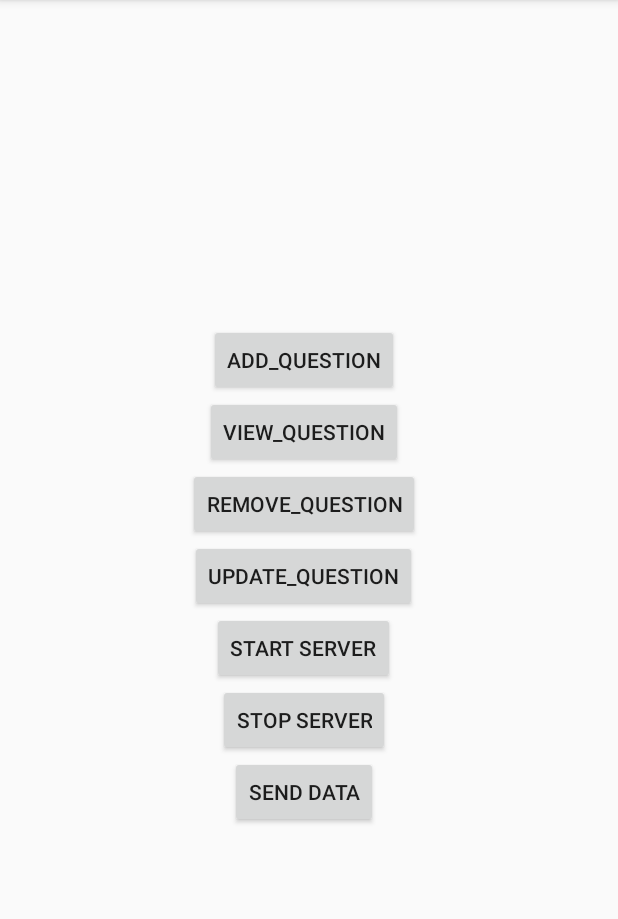
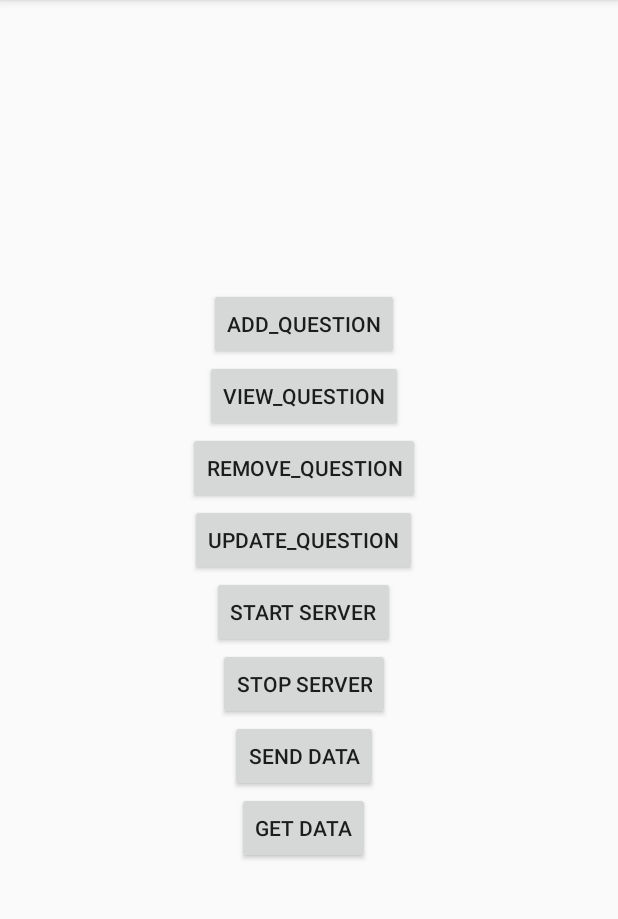
Before and after one commit to smacrito/cs339, an Android app: the screen it shows after launch (MainActivity), after a tap on "SEND DATA", on a phone screen of 412 x 824 dp, the part 84-1003 px from its top. Run offline under Robolectric (Android 15) with nearby library versions, the phone set to English and light mode, and no system bars; our stand-ins replace Room's generated code; network calls fail.

Commit message:
added buttons for send and get

```diff
--- a/RoomDatabase/app/src/main/java/com/example/roomdatabase/HomeFragment.java
+++ b/RoomDatabase/app/src/main/java/com/example/roomdatabase/HomeFragment.java
@@ -16,7 +16,7 @@ import android.widget.Button;
  */
 public class HomeFragment extends Fragment implements View.OnClickListener{
 
-    private Button addQuestionButton, viewQuestionButton, startServerButton, sendDataButton;
+    private Button addQuestionButton, viewQuestionButton, startServerButton, sendDataButton, getDataButton;
     UDP_Server udp = new UDP_Server();
     UDP_Client udpClient = new UDP_Client();
 
@@ -36,12 +36,14 @@ public class HomeFragment extends Fragment implements View.OnClickListener{
         viewQuestionButton = view.findViewById(R.id.view_question_button);
         startServerButton = view.findViewById(R.id.start_server_button);
         sendDataButton = view.findViewById(R.id.send_data_button);
+        getDataButton = view.findViewById(R.id.get_data_button);
 
         //register listener for buttons
         addQuestionButton.setOnClickListener(this);
         viewQuestionButton.setOnClickListener(this);
         startServerButton.setOnClickListener(this);
         sendDataButton.setOnClickListener(this);
+        getDataButton.setOnClickListener(this);
 
         return view;
     }
@@ -81,7 +83,16 @@ public class HomeFragment extends Fragment implements View.OnClickListener{
             case R.id.send_data_button:
                 try{
                     System.out.println("send_data_button clicked");
-                    System.out.println(udpClient.client_helloworld());
+                    udpClient.clientSend();
+                }
+                catch(Exception E){
+                    System.out.println(E);
+                }
+
+            case R.id.get_data_button:
+                try{
+                    System.out.println("get_data_button clicked");
+                    System.out.println(udpClient.clientGet());
                 }
                 catch(Exception E){
                     System.out.println(E);
--- a/RoomDatabase/app/src/main/res/layout/fragment_home.xml
+++ b/RoomDatabase/app/src/main/res/layout/fragment_home.xml
@@ -62,6 +62,13 @@
             android:layout_gravity="center"
             android:text="Send Data" />
 
+        <Button
+            android:id="@+id/get_data_button"
+            android:layout_width="wrap_content"
+            android:layout_height="wrap_content"
+            android:layout_gravity="center"
+            android:text="Get Data" />
+
     </LinearLayout>
 
 </FrameLayout>
```
Also changed, not shown: RoomDatabase/app/src/main/java/com/example/roomdatabase/UDP_Client.java (+6 -30 lines).
